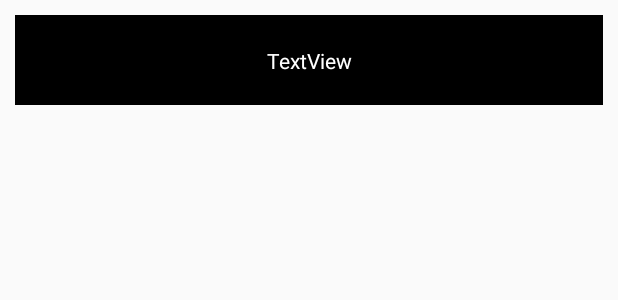
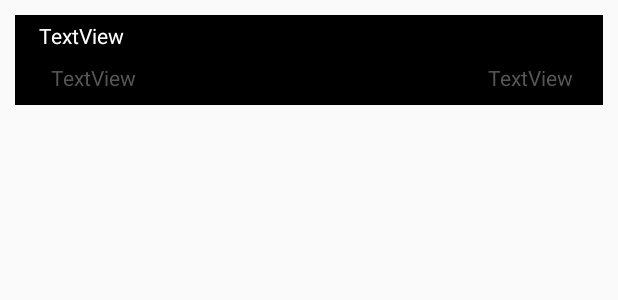
Before and after one commit to Advait1306/musicApp, an Android app: the layout song_list_view.xml on its own in the app's theme, with its tools: preview values and no code run, on a phone screen of 412 x 824 dp. Shown: the top 300 px of the screen. Run offline under Robolectric (Android 15) with nearby library versions, the phone set to English and light mode, and no system bars.

Commit message:
ADDED UI ELEMENTS

```diff
--- a/app/src/main/java/com/napster/musicapp/adapters/SongRecyclerViewAdapter.kt
+++ b/app/src/main/java/com/napster/musicapp/adapters/SongRecyclerViewAdapter.kt
@@ -6,6 +6,7 @@ import android.view.ViewGroup
 import androidx.lifecycle.LiveData
 import androidx.recyclerview.widget.RecyclerView
 import com.napster.musicapp.R
+import com.napster.musicapp.repositories.MillitoString
 import com.napster.musicapp.repositories.Song
 import kotlinx.android.synthetic.main.song_list_view.view.*
 
@@ -27,6 +28,9 @@ class SongRecyclerViewAdapter(val songList: LiveData<ArrayList<Song>>) :
     }
 
     override fun onBindViewHolder(holder: ViewHolder, position: Int) {
+        val ms = MillitoString().milliSecondsToTimer((songList.value!![position].duration)!!.toLong())
         holder.itemView.songName.text = songList.value!![position].title
+        holder.itemView.songDur.text = ms
+        holder.itemView.songArt.text = songList.value!![position].artist
     }
 }
--- a/app/src/main/res/layout/song_list_view.xml
+++ b/app/src/main/res/layout/song_list_view.xml
@@ -10,12 +10,41 @@
 
     <TextView
         android:id="@+id/songName"
-        android:layout_width="wrap_content"
+        android:layout_width="0dp"
         android:layout_height="wrap_content"
+        android:layout_marginStart="16dp"
+        android:layout_marginEnd="16dp"
         android:text="TextView"
         android:textColor="#ffffff"
         app:layout_constraintBottom_toBottomOf="parent"
         app:layout_constraintEnd_toEndOf="parent"
         app:layout_constraintStart_toStartOf="parent"
-        app:layout_constraintTop_toTopOf="parent" />
+        app:layout_constraintTop_toTopOf="parent"
+        app:layout_constraintVertical_bias="0.100000024" />
+
+    <TextView
+        android:id="@+id/songDur"
+        android:layout_width="wrap_content"
+        android:layout_height="wrap_content"
+        android:text="TextView"
+        android:textColor="#595555"
+        app:layout_constraintBottom_toBottomOf="parent"
+        app:layout_constraintEnd_toEndOf="parent"
+        app:layout_constraintHorizontal_bias="0.94"
+        app:layout_constraintStart_toStartOf="parent"
+        app:layout_constraintTop_toBottomOf="@+id/songName" />
+
+    <TextView
+        android:id="@+id/songArt"
+        android:layout_width="0dp"
+        android:layout_height="wrap_content"
+        android:layout_marginStart="24dp"
+        android:layout_marginEnd="24dp"
+        android:text="TextView"
+        android:textColor="#595555"
+        app:layout_constraintBottom_toBottomOf="parent"
+        app:layout_constraintEnd_toStartOf="@+id/songDur"
+        app:layout_constraintStart_toStartOf="parent"
+        app:layout_constraintTop_toBottomOf="@+id/songName" />
+
 </androidx.constraintlayout.widget.ConstraintLayout>
```
Also changed, not shown: app/src/main/java/com/napster/musicapp/repositories/CustomAdapter.kt (deleted, +0 -122 lines), app/src/main/java/com/napster/musicapp/repositories/MillitoString.kt (added, +37 -0 lines).
